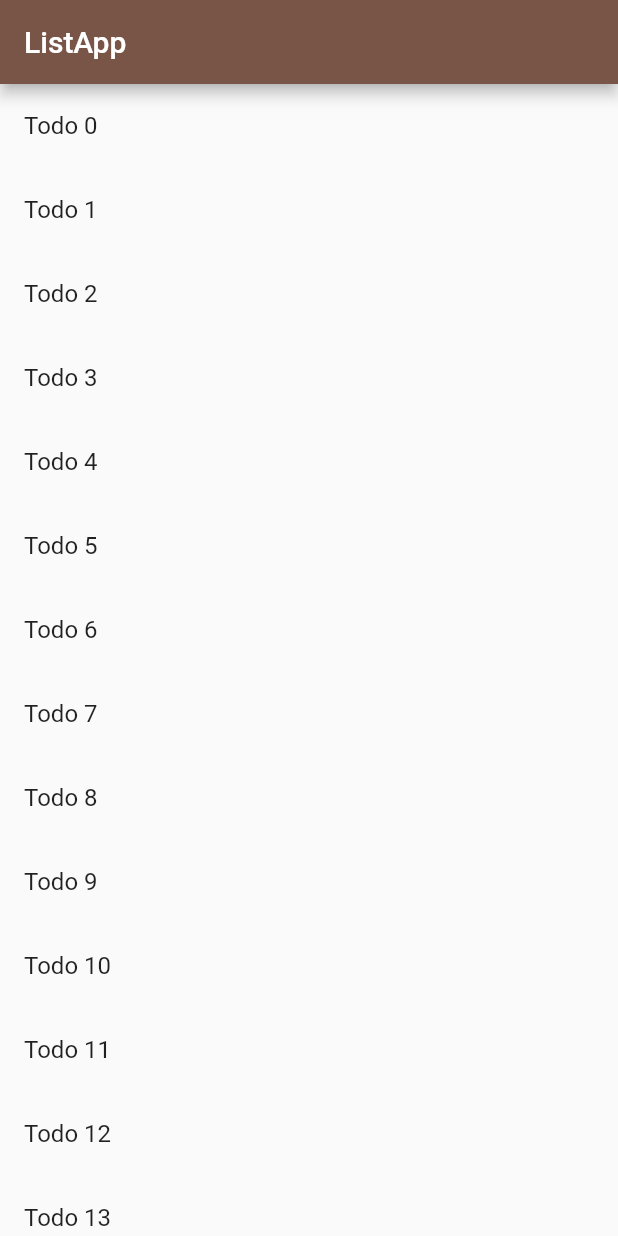
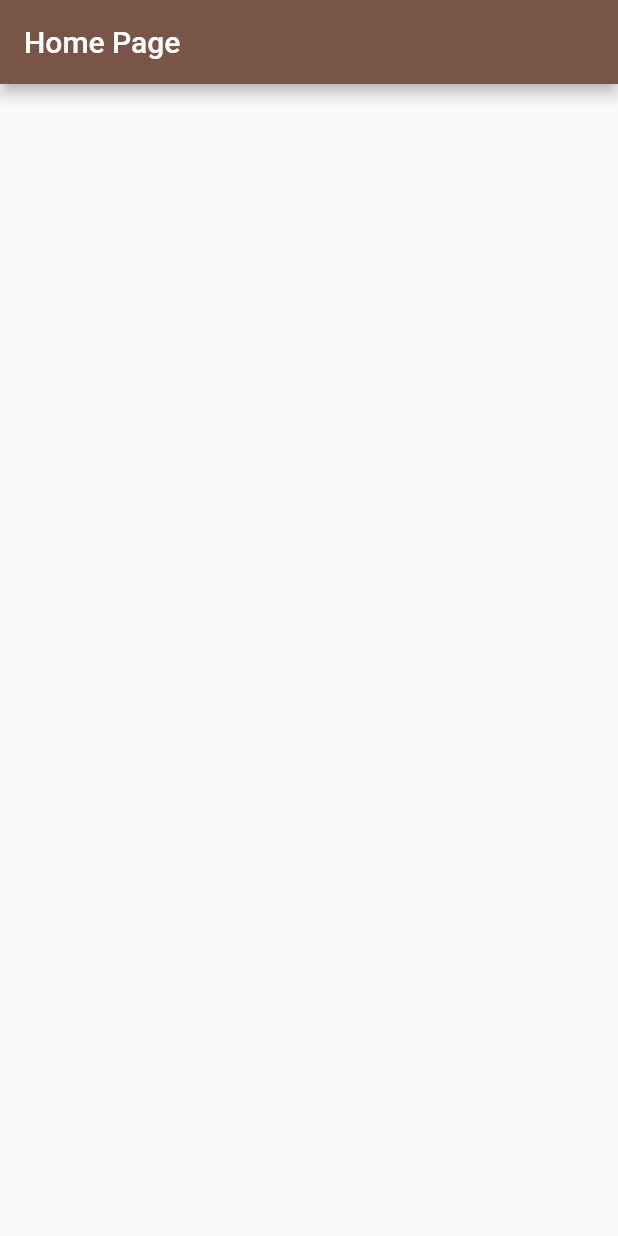
Before and after one commit to riccardosantarossa/Flutter, a Flutter app: the screen it shows after launch, on a phone screen of 412 x 824 dp. Run offline on Flutter 3.47's test engine with Material 2 defaults, Android fonts, the phone set to English and light mode, and no system bars.

Commit message:
Aggiornati i file

```diff
--- a/mylistapp/lib/SecondScreen.dart
+++ b/mylistapp/lib/SecondScreen.dart
@@ -1,3 +1,5 @@
+//SANTAROSSA RICCARDO 5BIA 15/02/2022
+
 import 'package:flutter/material.dart';
 
 import 'todo.dart';
--- /dev/null
+++ b/mylistapp/lib/homePage.dart
@@ -0,0 +1,21 @@
+//SANTAROSSA RICCARDO 5BIA 15/02/2022
+
+import 'package:flutter/cupertino.dart';
+import 'package:flutter/material.dart';
+
+class homePage extends StatelessWidget
+{
+  const homePage({Key? key}) : super(key: key);
+
+  @override
+  Widget build(BuildContext context) {
+
+    // Use the Todo to create the UI.
+    return Scaffold(
+      appBar: AppBar(
+        title: Text('Home Page'),
+      ),
+
+    );
+  }
+}
--- a/mylistapp/lib/main.dart
+++ b/mylistapp/lib/main.dart
@@ -1,6 +1,7 @@
 //SANTAROSSA RICCARDO 5BIA 13/01/2022
 
 import 'package:flutter/material.dart';
+import 'package:mylistapp/homePage.dart';
 // ignore: unused_import
 import 'SecondScreen.dart';
 import './textdisplay.dart';
@@ -25,7 +26,7 @@
         // closer together (more dense) than on mobile platforms.
         visualDensity: VisualDensity.adaptivePlatformDensity,
       ),
-      home: MyHomePage(title: 'ListApp'),
+      home: homePage(),
       // Define here the routes for the other app screens:
       routes: {
         '/secondscreen' : (ctx) => SecondScreen(),
@@ -49,16 +50,7 @@
 }
 
 class _MyHomePageState extends State<MyHomePage> {
-  var _index = 0;
 
-  var _displayMessages = [
-      'Hello World',
-      'Ciao Mondo',
-      'Hallo Welt',
-      'Bonjour le Monde',
-      'Hola Mundo',
-      'Saluton mondo',
-    ];
 
   // Lista elementi
   final todos = List.generate(
@@ -68,18 +60,6 @@
     'A description of what needs to be done for Todo $i',
     ),
   );
-
-  void _changeMessage() {
-    setState(() {
-      if(_index >= _displayMessages.length -1)
-        _index = 0;
-
-      else
-        _index += 1;
-
-    });
-    print(_index);
-  }
 
   @override
   Widget build(BuildContext context) {
--- a/mylistapp/lib/textdisplay.dart
+++ b/mylistapp/lib/textdisplay.dart
@@ -1,3 +1,5 @@
+//SANTAROSSA RICCARDO 5BIA 15/02/2022
+
 import 'package:flutter/material.dart';
 
 class TextDisplay extends StatelessWidget {
--- a/mylistapp/lib/todo.dart
+++ b/mylistapp/lib/todo.dart
@@ -1,3 +1,5 @@
+//SANTAROSSA RICCARDO 5BIA 15/02/2022
+
 class Todo {
   final String title;
   final String description;
```
